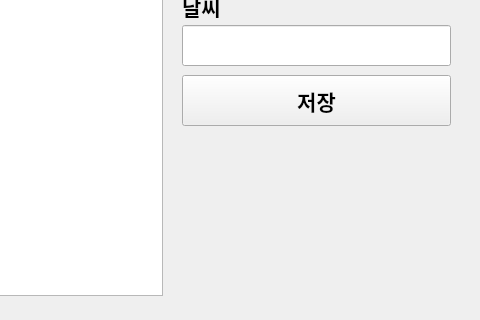
Old version of the form python_work/1006/weather.ui in the repository dron512/ai230905; both pictures show x 388 to 868 and y 255 to 575 of the 868 by 662 pixel window.
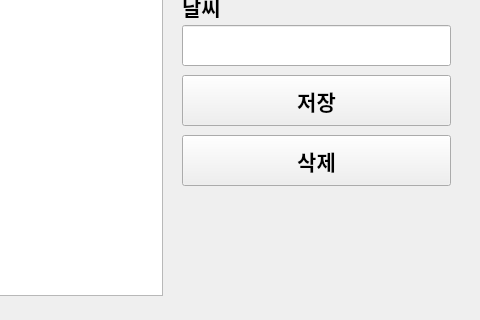
New version of the form.

The edit to the form file:
```diff
--- a/python_work/1006/weather.ui
+++ b/python_work/1006/weather.ui
@@ -209,6 +209,27 @@
      </font>
     </property>
    </widget>
+   <widget class="QPushButton" name="button2">
+    <property name="geometry">
+     <rect>
+      <x>570</x>
+      <y>390</y>
+      <width>269</width>
+      <height>51</height>
+     </rect>
+    </property>
+    <property name="font">
+     <font>
+      <family>G마켓 산스 TTF Bold</family>
+      <pointsize>16</pointsize>
+      <weight>75</weight>
+      <bold>true</bold>
+     </font>
+    </property>
+    <property name="text">
+     <string>삭제</string>
+    </property>
+   </widget>
   </widget>
   <widget class="QMenuBar" name="menubar">
    <property name="geometry">
```
